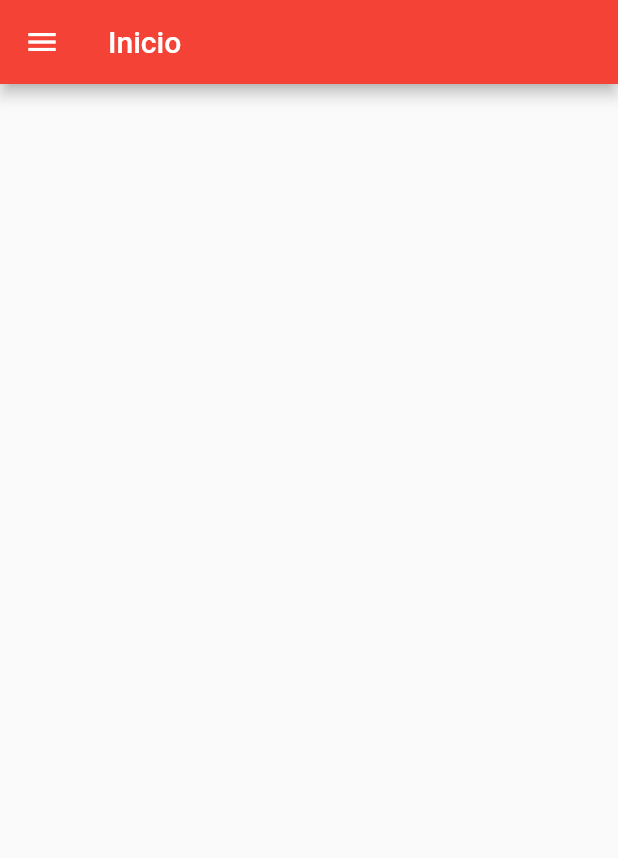
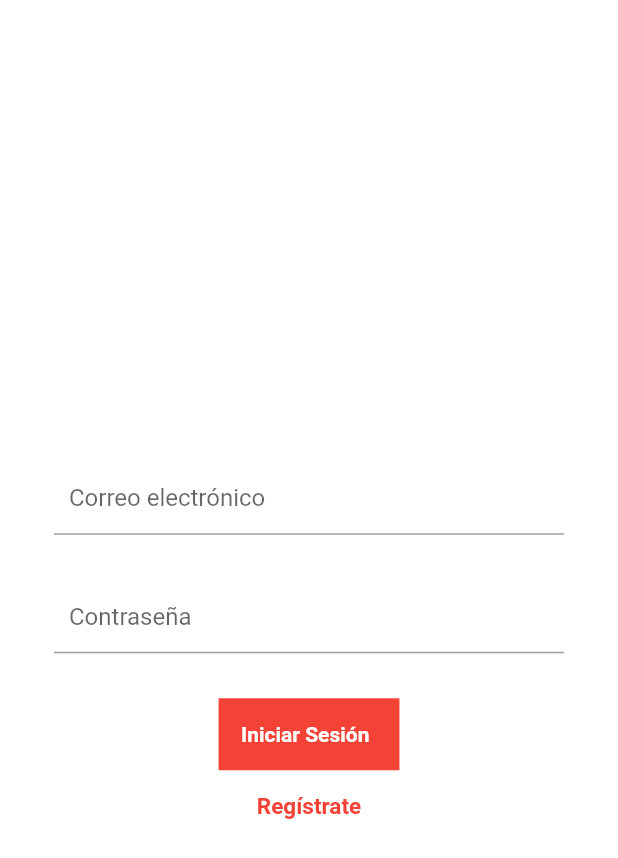
Before and after one commit to Quizz02/tdp-flutter-project, a Flutter app: the screen it shows after launch, on a phone screen of 412 x 824 dp. Shown: the top 858 px of the screen. Run offline on Flutter 3.47's test engine with Material 2 defaults, Android fonts, the phone set to English and light mode, and no system bars; our stand-ins replace cloud_firestore, file_picker, firebase_auth, firebase_core, firebase_storage, image_picker; accounts and stored records are empty.

Commit message:
Add simple login and registration screen

```diff
--- a/lib/main.dart
+++ b/lib/main.dart
@@ -1,5 +1,6 @@
 import 'package:flutter/material.dart';
 import 'package:firebase_core/firebase_core.dart';
+import 'package:tdp_flutter_project/ui/login.dart';
 import 'package:tdp_flutter_project/ui/navbar.dart';
 
 void main() async{
@@ -21,7 +22,7 @@ class MyApp extends StatelessWidget {
         primarySwatch: Colors.red,
         visualDensity: VisualDensity.adaptivePlatformDensity,
       ),
-      home: MyHomePage(),
+      home: LoginScreen(),
     );
   }
 }
--- /dev/null
+++ b/lib/ui/login.dart
@@ -0,0 +1,126 @@
+import 'package:flutter/material.dart';
+import 'package:tdp_flutter_project/main.dart';
+import 'package:tdp_flutter_project/ui/registration.dart';
+
+class LoginScreen extends StatefulWidget {
+  const LoginScreen({Key? key}) : super(key: key);
+
+  @override
+  State<LoginScreen> createState() => _LoginScreenState();
+}
+
+class _LoginScreenState extends State<LoginScreen> {
+  final _formkey = GlobalKey<FormState>();
+
+  final TextEditingController emailController = new TextEditingController();
+  final TextEditingController passwordController = new TextEditingController();
+
+  @override
+  Widget build(BuildContext context) {
+    final emailField = TextFormField(
+      autofocus: false,
+      controller: emailController,
+      keyboardType: TextInputType.emailAddress,
+      //validator: () {}
+
+      onSaved: (value) {
+        emailController.text = value!;
+      },
+      textInputAction: TextInputAction.next,
+      decoration: InputDecoration(
+        contentPadding: EdgeInsets.fromLTRB(10, 15, 20, 15),
+        hintText: "Correo electrónico",
+      ),
+    );
+
+    final passwordField = TextFormField(
+      autofocus: false,
+      controller: passwordController,
+      obscureText: true,
+      //validator: () {}
+
+      onSaved: (value) {
+        passwordController.text = value!;
+      },
+      textInputAction: TextInputAction.done,
+      decoration: InputDecoration(
+        contentPadding: EdgeInsets.fromLTRB(10, 15, 20, 15),
+        hintText: "Contraseña",
+      ),
+    );
+
+    final loginButton = Material(
+      // elevation: 5,
+      color: Colors.red,
+      child: MaterialButton(
+        padding: EdgeInsets.fromLTRB(15, 15, 20, 15),
+        onPressed: () {
+          Navigator.push(context, MaterialPageRoute(builder: (context) => MyHomePage()));
+        },
+        child: Text(
+          "Iniciar Sesión",
+          textAlign: TextAlign.center,
+          style: TextStyle(color: Colors.white, fontWeight: FontWeight.bold),
+        ),
+      ),
+    );
+
+    return Scaffold(
+      backgroundColor: Colors.white,
+      body: Center(
+        child: SingleChildScrollView(
+          child: Container(
+            color: Colors.white,
+            child: Padding(
+              padding: const EdgeInsets.all(36.0),
+              child: Form(
+                key: _formkey,
+                child: Column(
+                  mainAxisAlignment: MainAxisAlignment.center,
+                  crossAxisAlignment: CrossAxisAlignment.center,
+                  children: <Widget>[
+                    SizedBox(
+                      height: 30,
+                    ),
+                    emailField,
+                    SizedBox(
+                      height: 30,
+                    ),
+                    passwordField,
+                    SizedBox(
+                      height: 30,
+                    ),
+                    loginButton,
+                    SizedBox(
+                      height: 15,
+                    ),
+                    Row(
+                      mainAxisAlignment: MainAxisAlignment.center,
+                      children: [
+                        GestureDetector(
+                          onTap: () {
+                            Navigator.push(
+                                context,
+                                MaterialPageRoute(
+                                    builder: (BuildContext context) => RegistrationScreen()));
+                          },
+                          child: Text(
+                            "Regístrate",
+                            style: TextStyle(
+                                color: Colors.red,
+                                fontWeight: FontWeight.w600,
+                                fontSize: 15),
+                          ),
+                        )
+                      ],
+                    )
+                  ],
+                ),
+              ),
+            ),
+          ),
+        ),
+      ),
+    );
+  }
+}
```
Also changed, not shown: lib/ui/registration.dart (added, +183 -0 lines).
